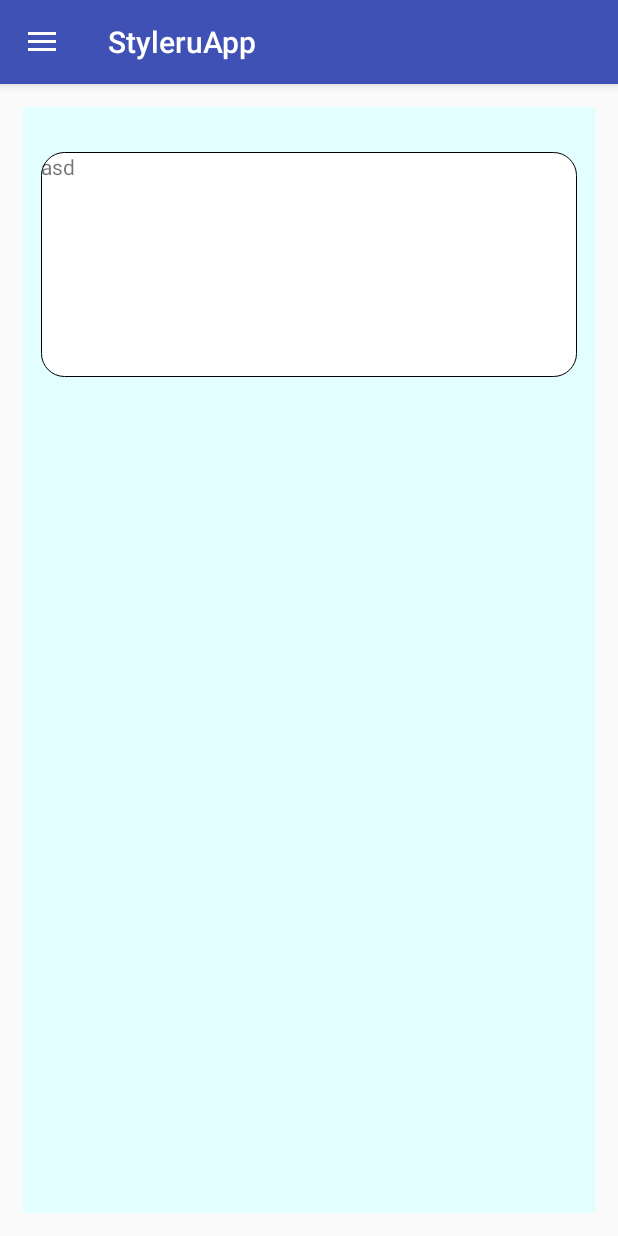
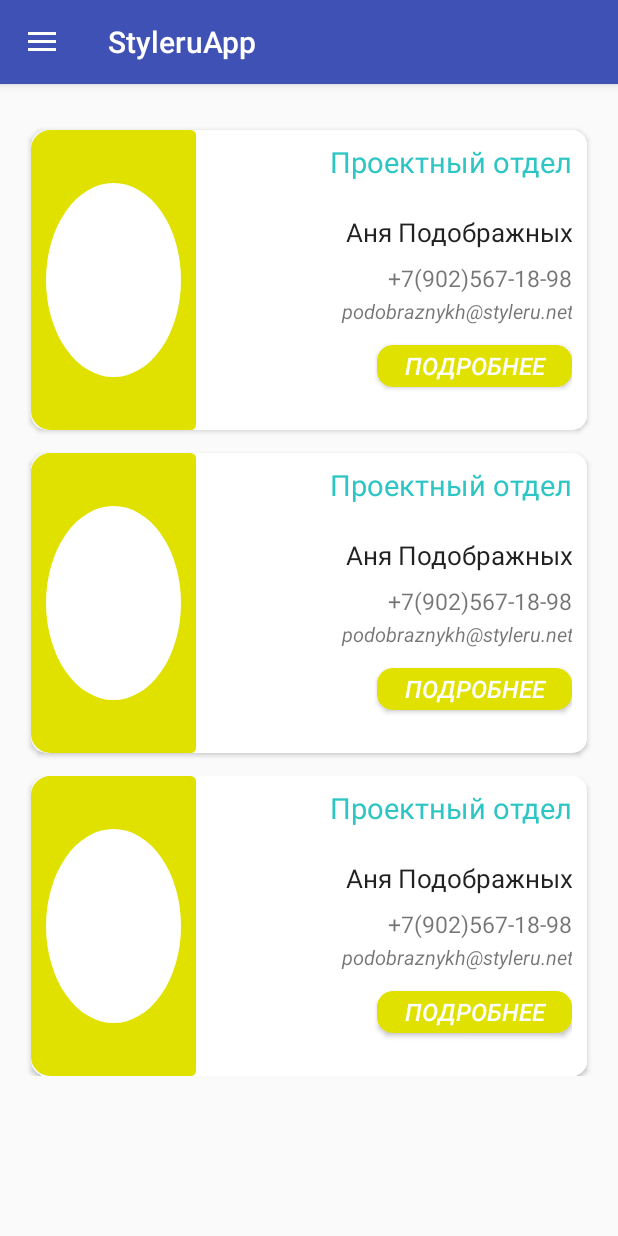
Before and after one commit to Tetawex/StyleruApp, an Android app: the screen it shows after launch (MainActivity), in the side drawer, after a tap on "Направления", on a phone screen of 412 x 824 dp. Run offline under Robolectric (Android 15) with nearby library versions, the phone set to English and light mode, and no system bars; 1 statement that could not run was skipped.

Commit message:
Карточка направлений

```diff
--- a/app/src/main/res/drawable/circle.xml
+++ b/app/src/main/res/drawable/circle.xml
@@ -3,7 +3,7 @@
     xmlns:android="http://schemas.android.com/apk/res/android">
     <item>
         <shape android:shape="oval">
-            <solid android:color="#dfe2e2"/>
+            <solid android:color="#FFFFFF"/>
         </shape>
     </item>
 </selector>
--- a/app/src/main/res/drawable/directbut.xml
+++ b/app/src/main/res/drawable/directbut.xml
@@ -1,12 +1,15 @@
+
 <shape xmlns:android="http://schemas.android.com/apk/res/android"
-    android:shape="rectangle">
-    <stroke android:width="0.1dip"
-
-        />
-    <corners android:radius="15.0dip" />
-    <gradient
-        android:startColor="#FFFFFF"
-        android:endColor="#FFFFFF"
-        android:type="linear"
-        android:angle="90"/>
+android:shape="rectangle">
+<stroke android:width="5.7dp"
+    android:color="#E1E100"/>
+    <corners android:bottomRightRadius="0.1dp"
+        android:bottomLeftRadius="10dp"
+        android:topLeftRadius="10dp"
+        android:topRightRadius="0.1dp"/>
+<gradient
+    android:startColor="#E1E100"
+    android:endColor="#E1E100"
+    android:type="linear"
+    android:angle="90"/>
 </shape>
--- /dev/null
+++ b/app/src/main/res/drawable/directbut1.xml
@@ -0,0 +1,12 @@
+
+<shape xmlns:android="http://schemas.android.com/apk/res/android"
+    android:shape="rectangle">
+    <stroke android:width="0.1dp"
+        android:color="#E1E100"/>
+    <corners android:radius="10dp"/>
+    <gradient
+        android:startColor="#E1E100"
+        android:endColor="#E1E100"
+        android:type="linear"
+        android:angle="90"/>
+</shape>
--- /dev/null
+++ b/app/src/main/res/layout/card_direct.xml
@@ -0,0 +1,101 @@
+<?xml version="1.0" encoding="utf-8"?>
+<android.support.v7.widget.CardView xmlns:android="http://schemas.android.com/apk/res/android"
+    android:layout_width="match_parent"
+    android:layout_height="200dp"
+    app:cardBackgroundColor="#f7f7f7"
+    xmlns:app="http://schemas.android.com/apk/res-auto"
+    android:layout_marginTop="15dp"
+    android:layout_marginRight="5dp"
+    app:cardCornerRadius="10dp"
+
+    android:layout_marginLeft="5dp">
+
+    <LinearLayout android:layout_width="match_parent"
+        android:layout_height="match_parent"
+        android:orientation="horizontal">
+
+        <LinearLayout
+            android:layout_width="110dp"
+            android:layout_height="match_parent"
+            android:layout_marginLeft="0dp"
+            android:background="@drawable/directbut">
+            <LinearLayout
+                android:layout_width="match_parent"
+                android:layout_height="match_parent"
+                android:layout_marginLeft="10dp"
+                android:layout_marginTop="35dp"
+                android:layout_marginRight="10dp"
+                android:layout_marginBottom="35dp"
+                android:background="@drawable/circle">
+            </LinearLayout>
+        </LinearLayout>
+
+        <LinearLayout
+            android:layout_width="match_parent"
+            android:layout_height="match_parent"
+            android:orientation="vertical"
+            android:paddingRight="10dp"
+            android:layout_marginLeft="0dp"
+            android:background="#FFFFFF">
+
+            <TextView
+                android:layout_width="match_parent"
+                android:layout_height="30dp"
+                android:text="Проектный отдел"
+                android:layout_marginTop="8dp"
+                android:textColor="#2dc6c4"
+               android:gravity="right"
+                android:textSize="19dp"/>
+
+            <TextView
+                android:layout_width="match_parent"
+                android:layout_height="30dp"
+                android:text="Аня Подображных"
+                android:gravity="right"
+                android:textSize="17dp"
+                android:layout_marginTop="18dp"
+                android:textAppearance="@style/TextAppearance.AppCompat"
+                android:fontFamily="sans-serif" />
+            <TextView
+                android:layout_width="match_parent"
+                android:gravity="right"
+                android:layout_marginTop="2dp"
+                android:text="+7(902)567-18-98"
+                android:textSize="15dp"
+                android:layout_height="20dp" />
+            <TextView
+                android:layout_width="match_parent"
+                android:gravity="right"
+                android:textStyle="italic"
+                android:layout_marginTop="3dp"
+                android:text="podobraznykh@styleru.net"
+                android:textSize="13dp"
+                android:layout_height="20dp" />
+            <Button
+                android:layout_width="130dp"
+                android:layout_height="28dp"
+                android:layout_marginRight="0dp"
+                android:layout_gravity="right"
+                android:text="Подробнее"
+                android:textColor="#FFFFFF"
+                android:layout_marginTop="12dp"
+                android:textStyle="italic"
+                android:textSize="16dp"
+                android:background="@drawable/directbut1"
+                android:fontFamily="sans-serif-medium" />
+
+
+
+        </LinearLayout>
+
+
+
+
+
+
+
+
+    </LinearLayout>
+
+
+</android.support.v7.widget.CardView>
--- a/app/src/main/res/layout/fragment_fragment_direct.xml
+++ b/app/src/main/res/layout/fragment_fragment_direct.xml
@@ -1,36 +1,30 @@
-<FrameLayout xmlns:android="http://schemas.android.com/apk/res/android"
-    xmlns:tools="http://schemas.android.com/tools"
+<FrameLayout
+    xmlns:android="http://schemas.android.com/apk/res/android"
+    android:orientation="vertical"
+    android:layout_height="match_parent"
     android:layout_width="match_parent"
-    android:layout_height="match_parent"
-    android:background="#ccddffff"
-    tools:context="org.styleru.styleruapp.fragments.DirectionsFragment">
-
-    <!-- TODO: Update blank fragment layout -->
+    android:paddingTop="0dp">
     <ScrollView
-        android:layout_marginTop="30dp"
-        android:layout_marginLeft="12dp"
-        android:layout_marginRight="12dp"
-        android:background="@drawable/directbut"
         android:layout_width="match_parent"
-        android:layout_height="150dp">
-       <LinearLayout
+        android:layout_height="match_parent">
+        <LinearLayout
+            android:orientation="vertical"
+            android:layout_height="match_parent"
             android:layout_width="match_parent"
-            android:layout_height="wrap_content"
-            android:orientation="horizontal">
-            <TextView
-           android:layout_height="wrap_content"
-           android:layout_width="40dp"
-           android:text="asd">
-       </TextView>
-           <LinearLayout
-               android:layout_height="wrap_content"
-               android:layout_width="wrap_content"
-               android:orientation="vertical"
-               android:background="#F2F211">
-           </LinearLayout>
-
+            android:paddingLeft="0dp"
+            android:paddingRight="0dp">
+            <include
+                android:id="@+id/d1"
+                layout="@layout/card_direct"
+                />
+            <include
+                android:id="@+id/d1"
+                layout="@layout/card_direct"
+                />
+            <include
+                android:id="@+id/d1"
+                layout="@layout/card_direct"
+                />
         </LinearLayout>
-
     </ScrollView>
-
 </FrameLayout>
```
